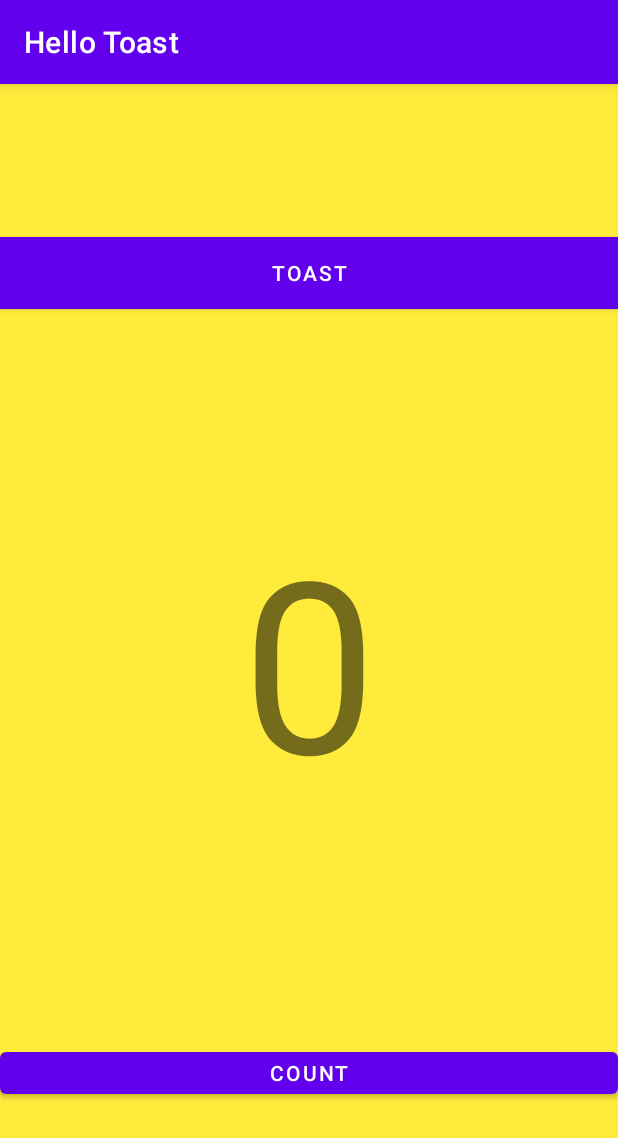
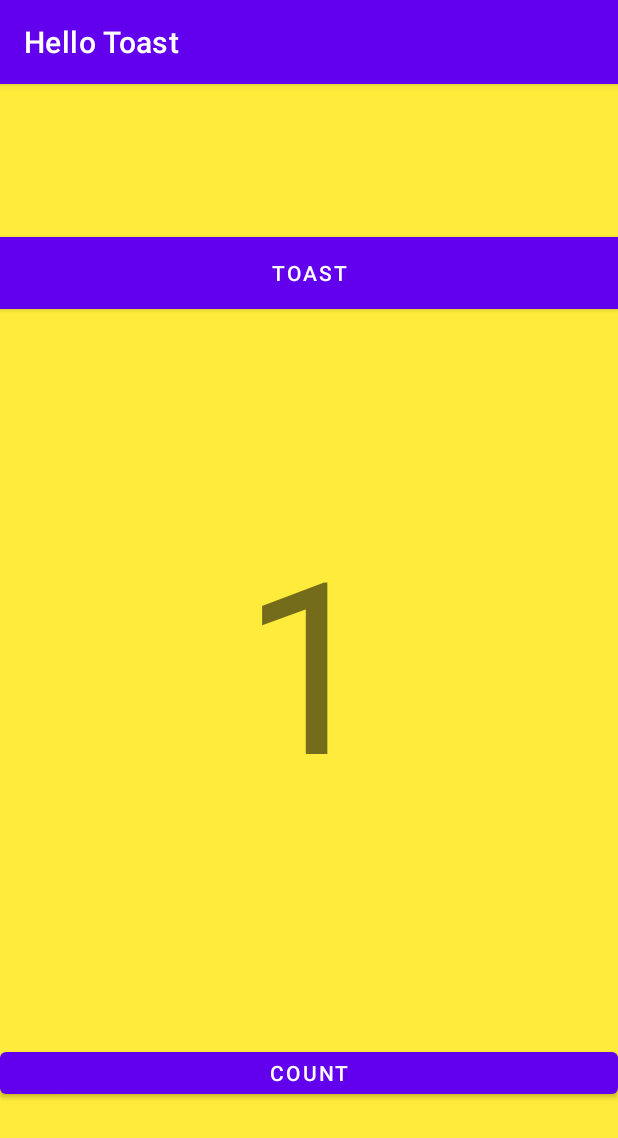
Before and after one commit to uniquemozilla22/Hello_toast_DMA, an Android app: the screen it shows after launch (MainActivity), after a tap on "COUNT", on a phone screen of 412 x 824 dp. Shown: the top 1138 px of the screen. Run offline under Robolectric (Android 15) with nearby library versions, the phone set to English and light mode, and no system bars.

Commit message:
Task Six Completed

```diff
--- a/app/src/main/java/com/example/hello_toast/MainActivity.java
+++ b/app/src/main/java/com/example/hello_toast/MainActivity.java
@@ -3,12 +3,32 @@ package com.example.hello_toast;
 import androidx.appcompat.app.AppCompatActivity;
 
 import android.os.Bundle;
+import android.view.View;
+import android.widget.TextView;
+import android.widget.Toast;
 
 public class MainActivity extends AppCompatActivity {
+
+    private int mCount=0;
+    private TextView mShowCount;
 
     @Override
     protected void onCreate(Bundle savedInstanceState) {
         super.onCreate(savedInstanceState);
         setContentView(R.layout.activity_main);
+        mShowCount = (TextView) findViewById(R.id.show_counts);
     }
+    public void showToast(View view) {
+        Toast toast = Toast.makeText(this, R.string.toast_message, Toast.LENGTH_SHORT);
+        toast.show();
+    }
+
+    public void countUp(View view) {
+        mCount++;
+        if (mShowCount != null){
+            mShowCount.setText(Integer.toString(mCount));
+
+        }
+    }
+
 }
```
